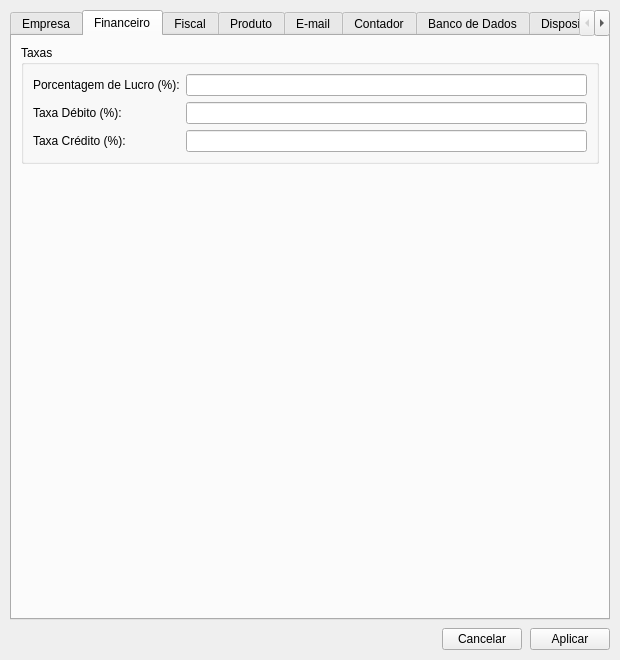
rayansl0302/QEstoqueLoja, file src/configuracao.ui: the form before one commit.
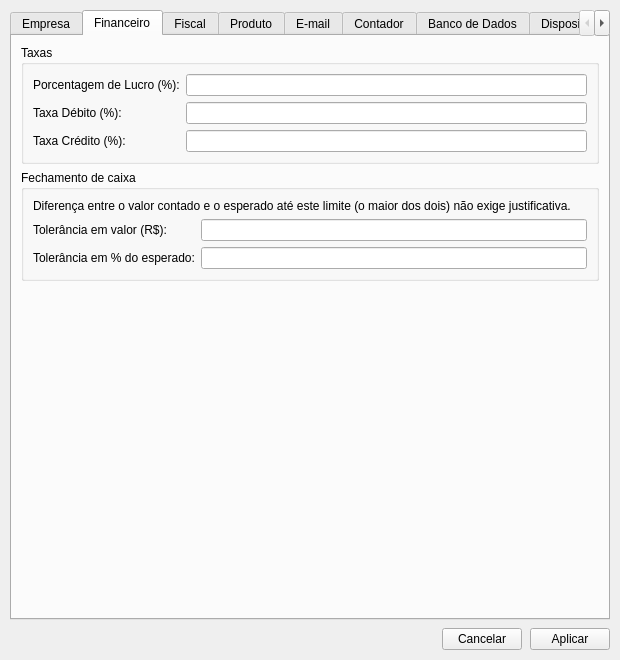
The form after the commit. The open tabs and pages were chosen to show the change. Icons and pictures are not drawn.

The edit to the form file:
```diff
--- a/src/configuracao.ui
+++ b/src/configuracao.ui
@@ -338,6 +338,56 @@
          </layout>
         </widget>
        </item>
+       <item>
+        <widget class="QGroupBox" name="gbCaixa">
+         <property name="title">
+          <string>Fechamento de caixa</string>
+         </property>
+         <layout class="QFormLayout" name="formLayout_caixa">
+          <property name="fieldGrowthPolicy">
+           <enum>QFormLayout::FieldGrowthPolicy::ExpandingFieldsGrow</enum>
+          </property>
+          <item row="0" column="0" colspan="2">
+           <widget class="QLabel" name="Lbl_CaixaToleranciaInfo">
+            <property name="text">
+             <string>Diferença entre o valor contado e o esperado até este limite (o maior dos dois) não exige justificativa.</string>
+            </property>
+            <property name="wordWrap">
+             <bool>true</bool>
+            </property>
+           </widget>
+          </item>
+          <item row="1" column="0">
+           <widget class="QLabel" name="Lbl_CaixaToleranciaValor">
+            <property name="text">
+             <string>Tolerância em valor (R$):</string>
+            </property>
+           </widget>
+          </item>
+          <item row="1" column="1">
+           <widget class="QLineEdit" name="Ledt_CaixaToleranciaValor">
+            <property name="maxLength">
+             <number>8</number>
+            </property>
+           </widget>
+          </item>
+          <item row="2" column="0">
+           <widget class="QLabel" name="Lbl_CaixaToleranciaPercent">
+            <property name="text">
+             <string>Tolerância em % do esperado:</string>
+            </property>
+           </widget>
+          </item>
+          <item row="2" column="1">
+           <widget class="QLineEdit" name="Ledt_CaixaToleranciaPercent">
+            <property name="maxLength">
+             <number>6</number>
+            </property>
+           </widget>
+          </item>
+         </layout>
+        </widget>
+       </item>
        <item>
         <spacer name="verticalSpacer_fin">
          <property name="orientation">
```
